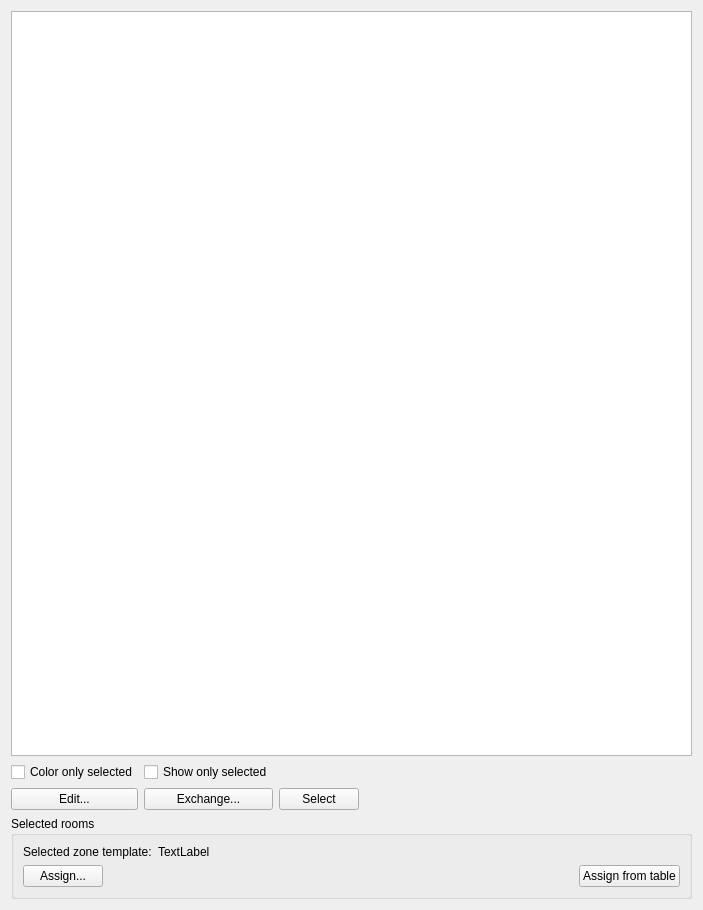
ghorwin/SIM-VICUS, file SIM-VICUS/src/SVPropBuildingZoneTemplatesWidget.ui: the form before one commit.
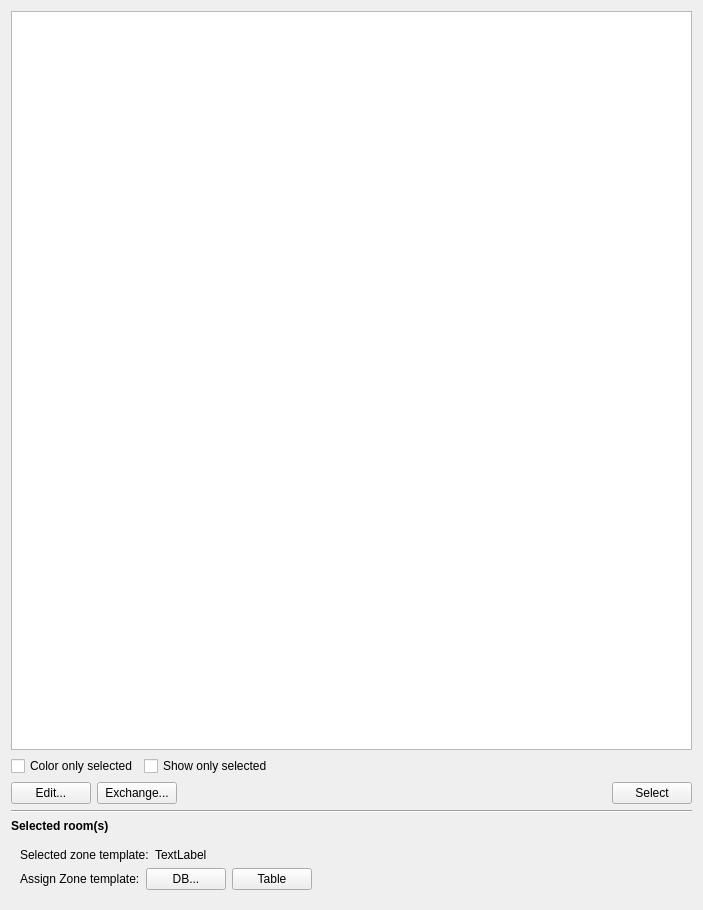
The form after the commit.

Commit message: Reworked styling of component widget

What changed in the file:
```diff
--- a/SIM-VICUS/src/SVPropBuildingZoneTemplatesWidget.ui
+++ b/SIM-VICUS/src/SVPropBuildingZoneTemplatesWidget.ui
@@ -13,56 +13,128 @@
   <property name="windowTitle">
    <string>Form</string>
   </property>
-  <layout class="QGridLayout" name="gridLayout">
-   <item row="2" column="3">
-    <spacer name="horizontalSpacer_5">
+  <layout class="QVBoxLayout" name="verticalLayout_2">
+   <item>
+    <widget class="QTableWidget" name="tableWidgetZoneTemplates"/>
+   </item>
+   <item>
+    <layout class="QHBoxLayout" name="horizontalLayout_4">
+     <item>
+      <widget class="QCheckBox" name="checkBoxZoneTemplateColorOnlyActive">
+       <property name="toolTip">
+        <string>Colors only rooms that are selected in zone template table</string>
+       </property>
+       <property name="text">
+        <string>Color only selected</string>
+       </property>
+      </widget>
+     </item>
+     <item>
+      <widget class="QCheckBox" name="checkBoxZoneTemplateShowOnlyActive">
+       <property name="toolTip">
+        <string>Shows only rooms that are selected in zone template table</string>
+       </property>
+       <property name="text">
+        <string>Show only selected</string>
+       </property>
+      </widget>
+     </item>
+     <item>
+      <spacer name="horizontalSpacer_2">
+       <property name="orientation">
+        <enum>Qt::Horizontal</enum>
+       </property>
+       <property name="sizeHint" stdset="0">
+        <size>
+         <width>40</width>
+         <height>20</height>
+        </size>
+       </property>
+      </spacer>
+     </item>
+    </layout>
+   </item>
+   <item>
+    <layout class="QHBoxLayout" name="horizontalLayout_3">
+     <item>
+      <widget class="QPushButton" name="pushButtonEditZoneTemplates">
+       <property name="text">
+        <string>Edit...</string>
+       </property>
+       <property name="iconSize">
+        <size>
+         <width>24</width>
+         <height>24</height>
+        </size>
+       </property>
+      </widget>
+     </item>
+     <item>
+      <widget class="QPushButton" name="pushButtonExchangeZoneTemplates">
+       <property name="toolTip">
+        <string>Replaces the zone template association of all selected zones with the currently selected zone template.</string>
+       </property>
+       <property name="text">
+        <string>Exchange...</string>
+       </property>
+       <property name="iconSize">
+        <size>
+         <width>24</width>
+         <height>24</height>
+        </size>
+       </property>
+      </widget>
+     </item>
+     <item>
+      <spacer name="horizontalSpacer_5">
+       <property name="orientation">
+        <enum>Qt::Horizontal</enum>
+       </property>
+       <property name="sizeHint" stdset="0">
+        <size>
+         <width>272</width>
+         <height>20</height>
+        </size>
+       </property>
+      </spacer>
+     </item>
+     <item>
+      <widget class="QPushButton" name="pushButtonSelectObjectsWithZoneTemplate">
+       <property name="text">
+        <string>Select</string>
+       </property>
+       <property name="iconSize">
+        <size>
+         <width>24</width>
+         <height>24</height>
+        </size>
+       </property>
+      </widget>
+     </item>
+    </layout>
+   </item>
+   <item>
+    <widget class="Line" name="line">
      <property name="orientation">
       <enum>Qt::Horizontal</enum>
      </property>
-     <property name="sizeHint" stdset="0">
-      <size>
-       <width>272</width>
-       <height>20</height>
-      </size>
-     </property>
-    </spacer>
-   </item>
-   <item row="2" column="1">
-    <widget class="QPushButton" name="pushButtonExchangeZoneTemplates">
-     <property name="toolTip">
-      <string>Replaces the zone template association of all selected zones with the currently selected zone template.</string>
-     </property>
-     <property name="text">
-      <string>Exchange...</string>
-     </property>
     </widget>
    </item>
-   <item row="1" column="1">
-    <widget class="QCheckBox" name="checkBoxZoneTemplateShowOnlyActive">
-     <property name="toolTip">
-      <string>Shows only rooms that are selected in zone template table</string>
+   <item>
+    <widget class="QLabel" name="label_2">
+     <property name="font">
+      <font>
+       <bold>true</bold>
+      </font>
      </property>
      <property name="text">
-      <string>Show only selected</string>
+      <string>Selected room(s)</string>
      </property>
     </widget>
    </item>
-   <item row="1" column="0">
-    <widget class="QCheckBox" name="checkBoxZoneTemplateColorOnlyActive">
-     <property name="toolTip">
-      <string>Colors only rooms that are selected in zone template table</string>
-     </property>
-     <property name="text">
-      <string>Color only selected</string>
-     </property>
-    </widget>
-   </item>
-   <item row="3" column="0" colspan="4">
-    <widget class="QGroupBox" name="groupBoxSelectedRooms">
-     <property name="title">
-      <string>Selected rooms</string>
-     </property>
-     <layout class="QVBoxLayout" name="verticalLayout_2">
+   <item>
+    <widget class="QWidget" name="widgetSelectedRooms" native="true">
+     <layout class="QVBoxLayout" name="verticalLayout">
       <item>
        <layout class="QHBoxLayout" name="horizontalLayout_2">
         <item>
@@ -89,10 +161,30 @@
       </item>
       <item>
        <layout class="QHBoxLayout" name="horizontalLayout">
+        <item>
+         <widget class="QLabel" name="label">
+          <property name="text">
+           <string>Assign Zone template:</string>
+          </property>
+         </widget>
+        </item>
         <item>
          <widget class="QPushButton" name="pushButtonAssignZoneTemplate">
           <property name="text">
-           <string>Assign...</string>
+           <string>DB...</string>
+          </property>
+          <property name="iconSize">
+           <size>
+            <width>24</width>
+            <height>24</height>
+           </size>
+          </property>
+         </widget>
+        </item>
+        <item>
+         <widget class="QPushButton" name="pushButtonAssignSelectedZoneTemplate">
+          <property name="text">
+           <string>Table</string>
           </property>
           <property name="iconSize">
            <size>
@@ -115,47 +207,11 @@
           </property>
          </spacer>
         </item>
-        <item>
-         <widget class="QPushButton" name="pushButtonAssignSelectedZoneTemplate">
-          <property name="text">
-           <string>Assign from table</string>
-          </property>
-          <property name="iconSize">
-           <size>
-            <width>24</width>
-            <height>24</height>
-           </size>
-          </property>
-         </widget>
-        </item>
        </layout>
       </item>
      </layout>
     </widget>
    </item>
-   <item row="0" column="0" colspan="4">
-    <widget class="QTableWidget" name="tableWidgetZoneTemplates"/>
-   </item>
-   <item row="2" column="0">
-    <widget class="QPushButton" name="pushButtonEditZoneTemplates">
-     <property name="text">
-      <string>Edit...</string>
-     </property>
-     <property name="iconSize">
-      <size>
-       <width>24</width>
-       <height>24</height>
-      </size>
-     </property>
-    </widget>
-   </item>
-   <item row="2" column="2">
-    <widget class="QPushButton" name="pushButtonSelectObjectsWithZoneTemplate">
-     <property name="text">
-      <string>Select</string>
-     </property>
-    </widget>
-   </item>
   </layout>
  </widget>
  <resources/>
```
The commit also changes 1 other file.
